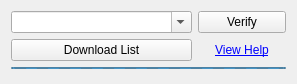
This is widgets/pomfoptionswidget.ui in ckaiser/Lightscreen as Qt 5 draws it before an edit. The edited form follows.
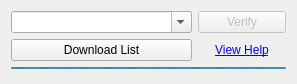
This is the edited form.

Diff of the .ui file:
```diff
--- a/widgets/pomfoptionswidget.ui
+++ b/widgets/pomfoptionswidget.ui
@@ -45,6 +45,9 @@
    </item>
    <item row="0" column="2">
     <widget class="QPushButton" name="verifyButton">
+     <property name="enabled">
+      <bool>false</bool>
+     </property>
      <property name="text">
       <string>Verify</string>
      </property>
```
